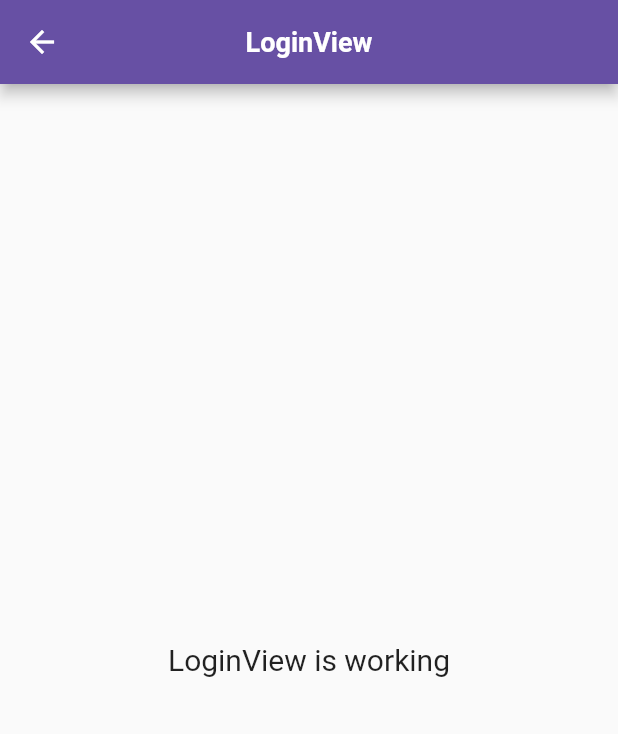
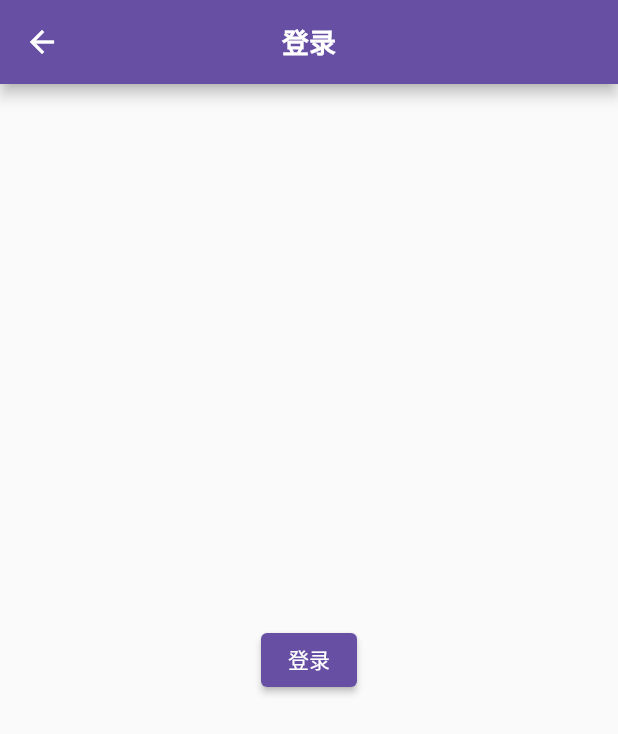
Before and after one commit to yanmingLiu/flutter_getx, a Flutter app: the LoginView screen opened by its route, on a phone screen of 412 x 824 dp. Shown: the top 734 px of the screen. Run offline on Flutter 3.47's test engine with Material 2 defaults, Android fonts, the phone set to English and light mode, and no system bars; our stand-ins replace get, get_storage; accounts and stored records are empty.

```diff
--- a/lib/app/modules/login/views/login_view.dart
+++ b/lib/app/modules/login/views/login_view.dart
@@ -1,22 +1,32 @@
 import 'package:flutter/material.dart';
 
 import 'package:get/get.dart';
+import 'package:getx_demo1/app/routes/app_pages.dart';
+import 'package:getx_demo1/generated/locales.g.dart';
 
 import '../controllers/login_controller.dart';
 
 class LoginView extends GetView<LoginController> {
   const LoginView({Key? key}) : super(key: key);
+
   @override
   Widget build(BuildContext context) {
     return Scaffold(
       appBar: AppBar(
-        title: const Text('LoginView'),
+        title: Text(LocaleKeys.login.tr),
         centerTitle: true,
       ),
-      body: const Center(
-        child: Text(
-          'LoginView is working',
-          style: TextStyle(fontSize: 20),
+      body: Center(
+        child: Column(
+          mainAxisAlignment: MainAxisAlignment.center,
+          children: [
+            ElevatedButton(
+              onPressed: () {
+                Get.offAllNamed(AppPages.INITIAL);
+              },
+              child: Text(LocaleKeys.login.tr),
+            )
+          ],
         ),
       ),
     );
--- a/lib/app/routes/app_pages.dart
+++ b/lib/app/routes/app_pages.dart
@@ -11,6 +11,7 @@ class AppPages {
   AppPages._();
 
   static const INITIAL = Routes.HOME;
+  static const INITIAL_LOGIN = Routes.LOGIN;
 
   static final routes = [
     GetPage(
--- a/lib/main.dart
+++ b/lib/main.dart
@@ -10,6 +10,8 @@ import 'app/routes/app_pages.dart';
 import 'app/theme/theme_service.dart';
 import 'generated/locales.g.dart';
 
+bool isLogin = false;
+
 void main() async {
   await GetStorage.init();
 
@@ -18,11 +20,25 @@ void main() async {
 
   Get.put<ThemeService>(ThemeService());
 
-  runApp(
-    GetMaterialApp(
+  runApp(const App());
+
+  // 修改安卓状态栏颜色
+  if (Platform.isAndroid) {
+    SystemChrome.setSystemUIOverlayStyle(const SystemUiOverlayStyle(
+      statusBarColor: Colors.transparent,
+    ));
+  }
+}
+
+class App extends StatelessWidget {
+  const App({super.key});
+
+  @override
+  Widget build(BuildContext context) {
+    return GetMaterialApp(
       title: "Application",
       translationsKeys: AppTranslation.translations,
-      initialRoute: AppPages.INITIAL,
+      initialRoute: isLogin ? AppPages.INITIAL : AppPages.INITIAL_LOGIN,
       getPages: AppPages.routes,
       locale: const Locale('zh', 'CN'),
       localeListResolutionCallback: (locales, supportedLocales) {
@@ -30,13 +46,8 @@ void main() async {
         return;
       },
       theme: ThemeService.to.themeData,
-      themeMode: ThemeMode.light, // ⚠️Fixes Theme not changing on System Dark Mode
-    ),
-  );
-  // 修改安卓状态栏颜色
-  if (Platform.isAndroid) {
-    SystemChrome.setSystemUIOverlayStyle(const SystemUiOverlayStyle(
-      statusBarColor: Colors.transparent,
-    ));
+      // ⚠️Fixes Theme not changing on System Dark Mode
+      themeMode: ThemeMode.light,
+    );
   }
 }
```
Also changed, not shown: lib/app/modules/home/controllers/home_controller.dart (+8 -1 lines).
